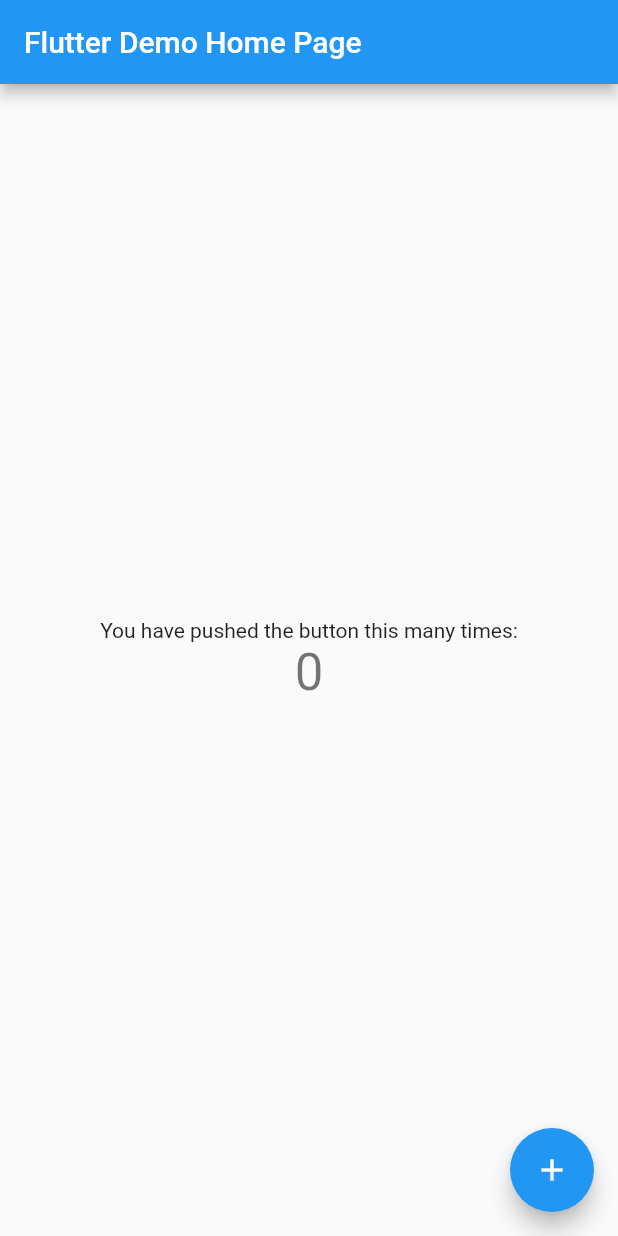
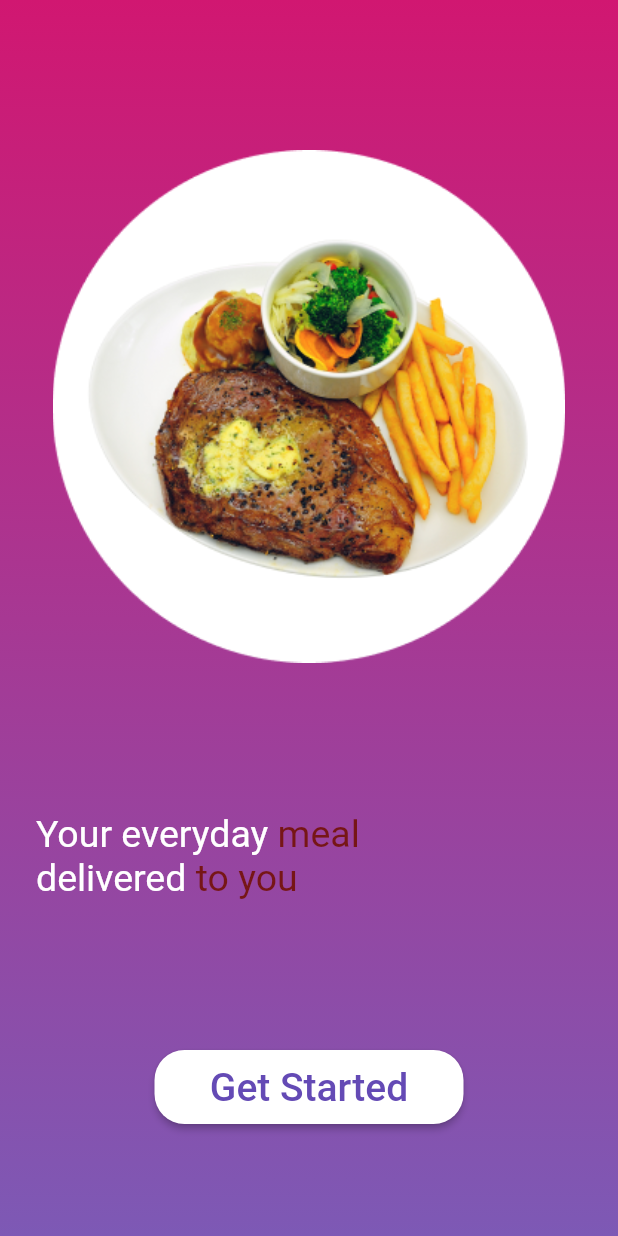
Before and after one commit to imonursahin/chopspick-food-deliver-app, a Flutter app: the screen it shows after launch, on a phone screen of 412 x 824 dp. Run offline on Flutter 3.47's test engine with Material 2 defaults, Android fonts, the phone set to English and light mode, and no system bars.

Commit message:
get started

```diff
--- a/lib/main.dart
+++ b/lib/main.dart
@@ -1,3 +1,4 @@
+import 'package:chopspick/views/get_started/get_started_page.dart';
 import 'package:flutter/material.dart';
 
 void main() {
@@ -7,109 +8,11 @@ void main() {
 class MyApp extends StatelessWidget {
   const MyApp({Key? key}) : super(key: key);
 
-  // This widget is the root of your application.
   @override
   Widget build(BuildContext context) {
     return MaterialApp(
-      title: 'Flutter Demo',
-      theme: ThemeData(
-        // This is the theme of your application.
-        //
-        // Try running your application with "flutter run". You'll see the
-        // application has a blue toolbar. Then, without quitting the app, try
-        // changing the primarySwatch below to Colors.green and then invoke
-        // "hot reload" (press "r" in the console where you ran "flutter run",
-        // or simply save your changes to "hot reload" in a Flutter IDE).
-        // Notice that the counter didn't reset back to zero; the application
-        // is not restarted.
-        primarySwatch: Colors.blue,
-      ),
-      home: const MyHomePage(title: 'Flutter Demo Home Page'),
+      debugShowCheckedModeBanner: false,
+      home: GetStartedPage(),
     );
   }
 }
-
-class MyHomePage extends StatefulWidget {
-  const MyHomePage({Key? key, required this.title}) : super(key: key);
-
-  // This widget is the home page of your application. It is stateful, meaning
-  // that it has a State object (defined below) that contains fields that affect
-  // how it looks.
-
-  // This class is the configuration for the state. It holds the values (in this
-  // case the title) provided by the parent (in this case the App widget) and
-  // used by the build method of the State. Fields in a Widget subclass are
-  // always marked "final".
-
-  final String title;
-
-  @override
-  State<MyHomePage> createState() => _MyHomePageState();
-}
-
-class _MyHomePageState extends State<MyHomePage> {
-  int _counter = 0;
-
-  void _incrementCounter() {
-    setState(() {
-      // This call to setState tells the Flutter framework that something has
-      // changed in this State, which causes it to rerun the build method below
-      // so that the display can reflect the updated values. If we changed
-      // _counter without calling setState(), then the build method would not be
-      // called again, and so nothing would appear to happen.
-      _counter++;
-    });
-  }
-
-  @override
-  Widget build(BuildContext context) {
-    // This method is rerun every time setState is called, for instance as done
-    // by the _incrementCounter method above.
-    //
-    // The Flutter framework has been optimized to make rerunning build methods
-    // fast, so that you can just rebuild anything that needs updating rather
-    // than having to individually change instances of widgets.
-    return Scaffold(
-      appBar: AppBar(
-        // Here we take the value from the MyHomePage object that was created by
-        // the App.build method, and use it to set our appbar title.
-        title: Text(widget.title),
-      ),
-      body: Center(
-        // Center is a layout widget. It takes a single child and positions it
-        // in the middle of the parent.
-        child: Column(
-          // Column is also a layout widget. It takes a list of children and
-          // arranges them vertically. By default, it sizes itself to fit its
-          // children horizontally, and tries to be as tall as its parent.
-          //
-          // Invoke "debug painting" (press "p" in the console, choose the
-          // "Toggle Debug Paint" action from the Flutter Inspector in Android
-          // Studio, or the "Toggle Debug Paint" command in Visual Studio Code)
-          // to see the wireframe for each widget.
-          //
-          // Column has various properties to control how it sizes itself and
-          // how it positions its children. Here we use mainAxisAlignment to
-          // center the children vertically; the main axis here is the vertical
-          // axis because Columns are vertical (the cross axis would be
-          // horizontal).
-          mainAxisAlignment: MainAxisAlignment.center,
-          children: <Widget>[
-            const Text(
-              'You have pushed the button this many times:',
-            ),
-            Text(
-              '$_counter',
-              style: Theme.of(context).textTheme.headline4,
-            ),
-          ],
-        ),
-      ),
-      floatingActionButton: FloatingActionButton(
-        onPressed: _incrementCounter,
-        tooltip: 'Increment',
-        child: const Icon(Icons.add),
-      ), // This trailing comma makes auto-formatting nicer for build methods.
-    );
-  }
-}
--- /dev/null
+++ b/lib/views/get_started/get_started_page.dart
@@ -0,0 +1,95 @@
+import 'package:flutter/material.dart';
+
+import '../login/login_page.dart';
+
+class GetStartedPage extends StatefulWidget {
+  GetStartedPage({Key? key}) : super(key: key);
+
+  @override
+  State<GetStartedPage> createState() => _GetStartedPageState();
+}
+
+class _GetStartedPageState extends State<GetStartedPage> {
+  late Size size = MediaQuery.of(context).size;
+  @override
+  Widget build(BuildContext context) {
+    return SafeArea(
+        child: Scaffold(
+      body: Container(
+          height: size.height,
+          width: size.width,
+          decoration: const BoxDecoration(
+            gradient: LinearGradient(
+              colors: [Color(0xffd11771), Color(0xff7d59b5)],
+              begin: Alignment.topCenter,
+              end: Alignment.bottomCenter,
+            ),
+          ),
+          child: Padding(
+            padding: const EdgeInsets.only(
+              left: 24,
+              right: 24,
+            ),
+            child: Column(
+              children: [
+                SizedBox(height: 100),
+                // top img
+                Stack(
+                  alignment: Alignment.center,
+                  children: [
+                    Image.asset("assets/img/ellipse.png",
+                        width: size.width * 0.83),
+                    Image.asset("assets/img/purepng.png",
+                        width: size.width * 0.78),
+                  ],
+                ),
+                SizedBox(height: 100),
+                // Text
+                Container(
+                  alignment: Alignment.bottomLeft,
+                  child: RichText(
+                      text: TextSpan(children: [
+                    TextSpan(
+                        text: 'Your everyday ', style: TextStyle(fontSize: 25)),
+                    TextSpan(
+                        text: 'meal \n',
+                        style:
+                            TextStyle(fontSize: 25, color: Color(0xff761616))),
+                    TextSpan(
+                        text: 'delivered ', style: TextStyle(fontSize: 25)),
+                    TextSpan(
+                        text: 'to you',
+                        style:
+                            TextStyle(fontSize: 25, color: Color(0xff761616))),
+                  ])),
+                ),
+
+                // Button
+                SizedBox(height: 100),
+
+                SizedBox(
+                  height: size.height * 0.06,
+                  width: size.width * 0.5,
+                  child: ElevatedButton(
+                    onPressed: () {
+                      Navigator.push(
+                        context,
+                        MaterialPageRoute(builder: (context) => LoginPage()),
+                      );
+                    },
+                    child: const Text(
+                      'Get Started',
+                      style: TextStyle(fontSize: 26, color: Color(0xff644AB5)),
+                    ),
+                    style: ElevatedButton.styleFrom(
+                        primary: Colors.white,
+                        shape: RoundedRectangleBorder(
+                            borderRadius: BorderRadius.circular(20))),
+                  ),
+                ),
+              ],
+            ),
+          )),
+    ));
+  }
+}
--- /dev/null
+++ b/lib/views/login/login_page.dart
@@ -0,0 +1,17 @@
+import 'package:flutter/material.dart';
+
+class LoginPage extends StatefulWidget {
+  const LoginPage({ Key? key }) : super(key: key);
+
+  @override
+  State<LoginPage> createState() => _LoginPageState();
+}
+
+class _LoginPageState extends State<LoginPage> {
+  @override
+  Widget build(BuildContext context) {
+    return Container(
+
+    );
+  }
+}
--- a/pubspec.yaml
+++ b/pubspec.yaml
@@ -58,8 +58,8 @@ flutter:
   uses-material-design: true
 
   # To add assets to your application, add an assets section, like this:
-  # assets:
-  #   - images/a_dot_burr.jpeg
+  assets:
+    - assets/img/
   #   - images/a_dot_ham.jpeg
 
   # An image asset can refer to one or more resolution-specific "variants", see
```
Also changed, not shown: assets/img/ellipse.png (added), assets/img/purepng.png (added), lib/views/register/register.dart (added), lib/views/register/register_view_model.dart (added).
